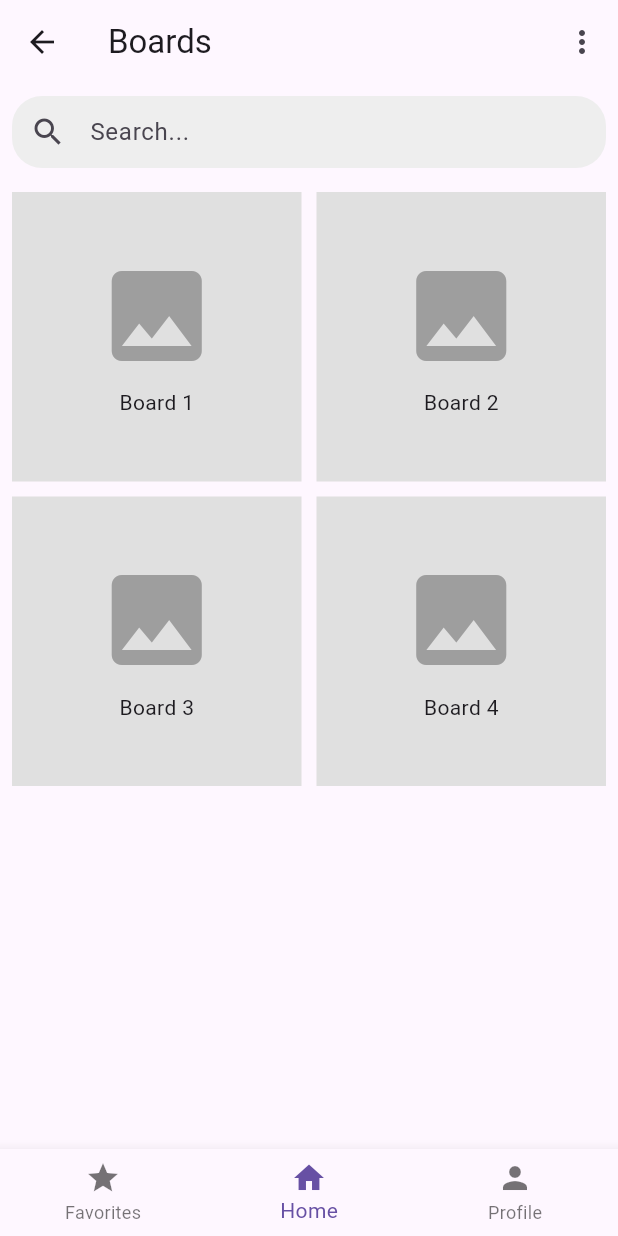
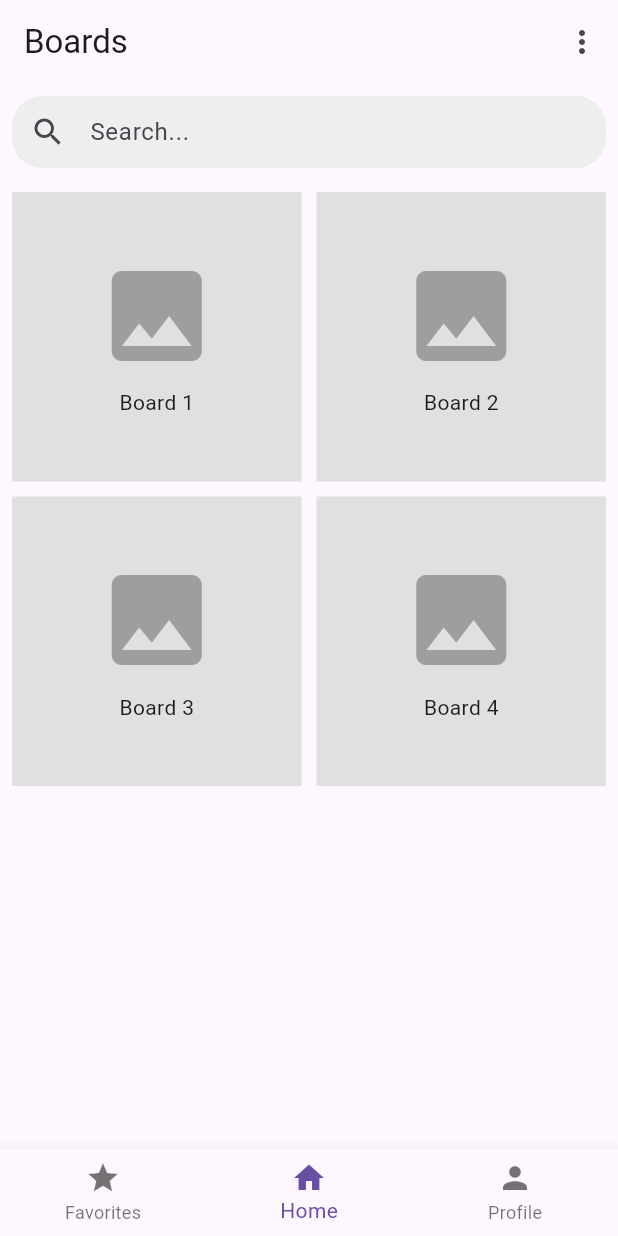
Before and after one commit to JcoMonkey/MobileDevicesProject_DiscussionBoard, a Flutter app: the FavoritesScreen screen opened directly, item 2 of the bottom bar chosen, on a phone screen of 412 x 824 dp. Run offline on Flutter 3.47's test engine with Material 3 defaults, Android fonts, the light colour scheme and no system bars.

Commit message:
added comments for readability

```diff
--- a/project_discussion_board/lib/screens/home_screen.dart
+++ b/project_discussion_board/lib/screens/home_screen.dart
@@ -6,6 +6,9 @@ import '../widgets/swipe_navigator.dart';
 import 'favorites_screen.dart';
 import 'profile_screen.dart';
 
+/// HomeScreen is the main screen displaying a list of boards.
+/// Users can access this screen from any other screen by selecting "Home" in the task bar.
+/// This screen includes a search bar, a grid of board cards, and the task bar at the bottom.
 class HomeScreen extends StatelessWidget {
   @override
   Widget build(BuildContext context) {
@@ -19,14 +22,16 @@ class HomeScreen extends StatelessWidget {
             IconButton(
               icon: Icon(Icons.more_vert),
               onPressed: () {
-                // Placeholder for more actions
+                // Placeholder for additional options in the future
               },
             ),
           ],
         ),
         body: Column(
           children: [
+            // Search bar for filtering boards
             CustomSearchBar(),
+            // GridView showing list of board cards
             Expanded(
               child: GridView.builder(
                 padding: const EdgeInsets.all(8.0),
@@ -35,7 +40,7 @@ class HomeScreen extends StatelessWidget {
                   crossAxisSpacing: 10,
                   mainAxisSpacing: 10,
                 ),
-                itemCount: 4,
+                itemCount: 4, // Placeholder count for boards
                 itemBuilder: (context, index) {
                   return BoardCard(boardName: 'Board ${index + 1}');
                 },
@@ -43,6 +48,7 @@ class HomeScreen extends StatelessWidget {
             ),
           ],
         ),
+        // TaskBar with 'Home' tab selected
         bottomNavigationBar: TaskBar(currentIndex: 1),
       ),
     );
--- a/project_discussion_board/lib/widgets/board_card.dart
+++ b/project_discussion_board/lib/widgets/board_card.dart
@@ -1,32 +1,36 @@
 import 'package:flutter/material.dart';
 import '../screens/topic_screen.dart';
 
+/// BoardCard is a widget representing an individual board in the HomeScreen grid.
+/// Tapping on this widget navigates to the TopicScreen for that board.
 class BoardCard extends StatelessWidget {
-  final String boardName;
+  final String boardName;  // Name of the board to display
 
+  // Constructor to initialize board name
   BoardCard({required this.boardName});
 
   @override
   Widget build(BuildContext context) {
     return GestureDetector(
       onTap: () {
+        // Navigate to TopicScreen when the board is tapped
         Navigator.push(
           context,
           MaterialPageRoute(builder: (context) => TopicScreen()),
         );
       },
       child: Container(
-        color: Colors.grey[300], // Placeholder color
+        color: Colors.grey[300], // Background color for the board card
         child: Column(
           mainAxisAlignment: MainAxisAlignment.center,
           children: [
             Icon(
-              Icons.image,
+              Icons.image,  // Placeholder icon representing the board
               size: 80,
               color: Colors.grey,
             ),
             SizedBox(height: 8),
-            Text(boardName),
+            Text(boardName), // Display the board's name
           ],
         ),
       ),
--- a/project_discussion_board/lib/widgets/search_bar.dart
+++ b/project_discussion_board/lib/widgets/search_bar.dart
@@ -1,5 +1,7 @@
 import 'package:flutter/material.dart';
 
+/// CustomSearchBar is a reusable widget providing a search input field.
+/// This widget is used in screens where search functionality is needed, such as HomeScreen and TopicScreen.
 class CustomSearchBar extends StatelessWidget {
   @override
   Widget build(BuildContext context) {
@@ -7,14 +9,14 @@ class CustomSearchBar extends StatelessWidget {
       padding: const EdgeInsets.all(8.0),
       child: TextField(
         decoration: InputDecoration(
-          contentPadding: EdgeInsets.symmetric(vertical: 10.0), // Adjust padding for compact look
+          contentPadding: EdgeInsets.symmetric(vertical: 10.0),
           hintText: 'Search...',
-          prefixIcon: Icon(Icons.search),
+          prefixIcon: Icon(Icons.search),  // Search icon in the input field
           filled: true,
-          fillColor: Colors.grey[200], // Light background color for the search bar
+          fillColor: Colors.grey[200],  // Background color of the search bar
           border: OutlineInputBorder(
-            borderRadius: BorderRadius.circular(20.0), // Smooth, rounded corners
-            borderSide: BorderSide.none, // No border outline
+            borderRadius: BorderRadius.circular(20.0),  // Rounded corners for the search bar
+            borderSide: BorderSide.none,  // No visible border
           ),
         ),
       ),
--- a/project_discussion_board/lib/widgets/swipe_navigator.dart
+++ b/project_discussion_board/lib/widgets/swipe_navigator.dart
@@ -1,9 +1,14 @@
 import 'package:flutter/material.dart';
 
+/// SwipeNavigator is a wrapper widget that enables swipe-based navigation between screens.
+/// This widget detects left and right swipes and navigates to specified screens if a swipe is detected.
+///
+/// Usage:
+///   Wrap the main content of a screen in SwipeNavigator and specify the leftScreen and rightScreen parameters.
 class SwipeNavigator extends StatelessWidget {
-  final Widget child;
-  final Widget? leftScreen;
-  final Widget? rightScreen;
+  final Widget child;  // The main content to be displayed within the SwipeNavigator
+  final Widget? leftScreen;  // Screen to navigate to on left swipe
+  final Widget? rightScreen; // Screen to navigate to on right swipe
 
   SwipeNavigator({required this.child, this.leftScreen, this.rightScreen});
 
--- a/project_discussion_board/lib/widgets/task_bar.dart
+++ b/project_discussion_board/lib/widgets/task_bar.dart
@@ -3,8 +3,10 @@ import '../screens/home_screen.dart';
 import '../screens/favorites_screen.dart';
 import '../screens/profile_screen.dart';
 
+/// TaskBar is a BottomNavigationBar widget used in multiple screens.
+/// It provides navigation between Favorites, Home, and Profile screens.
 class TaskBar extends StatelessWidget {
-  final int currentIndex;
+  final int currentIndex;  // Index of the currently selected tab
 
   TaskBar({this.currentIndex = 1}); // Default to 'Home' tab
 
@@ -13,19 +15,19 @@ class TaskBar extends StatelessWidget {
     return BottomNavigationBar(
       items: [
         BottomNavigationBarItem(
-          icon: Icon(Icons.star),
+          icon: Icon(Icons.star),  // Icon for Favorites tab
           label: 'Favorites',
         ),
         BottomNavigationBarItem(
-          icon: Icon(Icons.home),
+          icon: Icon(Icons.home),  // Icon for Home tab
           label: 'Home',
         ),
         BottomNavigationBarItem(
-          icon: Icon(Icons.person),
+          icon: Icon(Icons.person),  // Icon for Profile tab
           label: 'Profile',
         ),
       ],
-      currentIndex: currentIndex,
+      currentIndex: currentIndex,  // Set the selected tab
       onTap: (index) {
         if (index == 0 && currentIndex != 0) {
           Navigator.pushReplacement(
@@ -33,9 +35,10 @@ class TaskBar extends StatelessWidget {
             MaterialPageRoute(builder: (context) => FavoritesScreen()),
           );
         } else if (index == 1 && currentIndex != 1) {
-          Navigator.pushReplacement(
+          Navigator.pushAndRemoveUntil(
             context,
             MaterialPageRoute(builder: (context) => HomeScreen()),
+                (route) => false, // Clears the entire navigation stack
           );
         } else if (index == 2 && currentIndex != 2) {
           Navigator.pushReplacement(
```
Also changed, not shown: project_discussion_board/lib/main.dart (+8 -3 lines), project_discussion_board/lib/screens/favorites_screen.dart (+7 -1 lines), project_discussion_board/lib/screens/profile_screen.dart (+6 -1 lines), project_discussion_board/lib/screens/topic_detail_screen.dart (+14 -4 lines), project_discussion_board/lib/screens/topic_screen.dart (+11 -7 lines), project_discussion_board/lib/widgets/topic_card.dart (+8 -4 lines).
